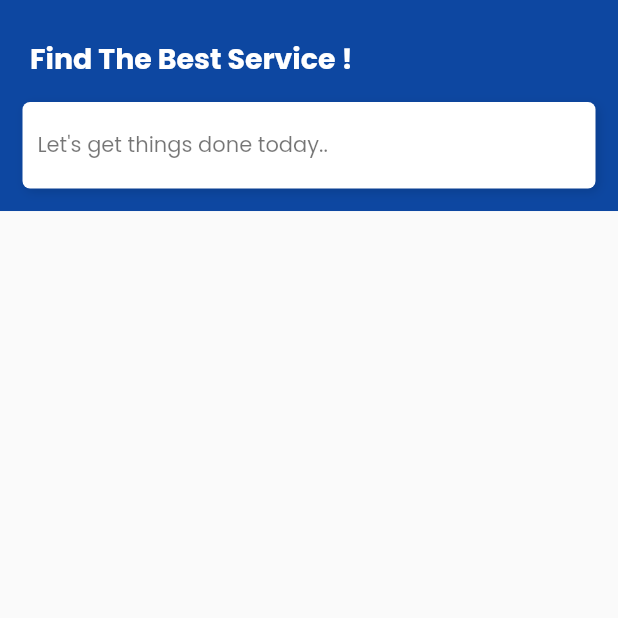
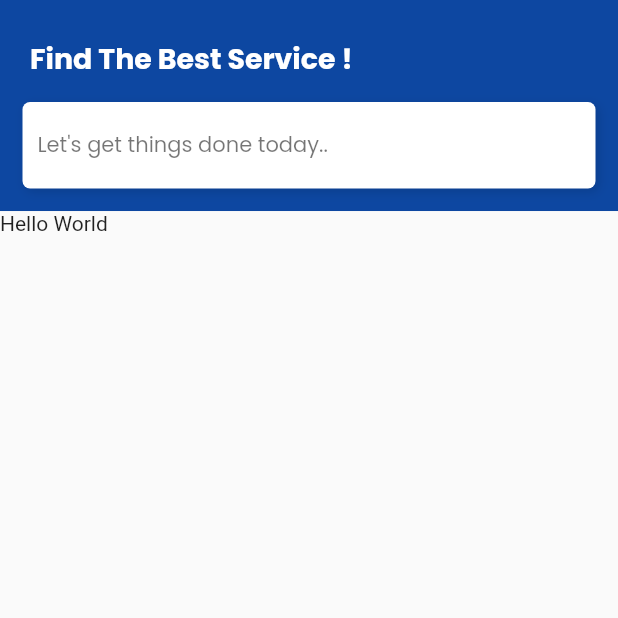
Before and after one commit to MahnoorWaheed/XtremesSkillsProject, a Flutter app: the DasboardUser screen opened directly, on a phone screen of 412 x 824 dp, the top half of it. Run offline on Flutter 3.47's test engine with Material 2 defaults, Android fonts, the phone set to English and light mode, and no system bars; our stand-ins replace cloud_firestore, convex_bottom_bar, country_code_picker, firebase_auth, firebase_core, flutter_svg and 7 more; missing offline and left inert: awesome_dropdown; accounts and stored records are empty.

Commit message:
some minor changes

```diff
--- a/lib/main.dart
+++ b/lib/main.dart
@@ -4,6 +4,7 @@ import 'package:get/get.dart';
 import 'package:shared_preferences/shared_preferences.dart';
 import 'package:xtremes_skills/modules/User%20Screens/dashboard.dart';
 import 'package:xtremes_skills/modules/User%20Screens/first_screen.dart';
+import 'package:xtremes_skills/modules/User%20Screens/location.dart';
 import 'package:xtremes_skills/modules/Worker%20Dashboard/skills.dart';
 import 'package:firebase_core/firebase_core.dart';
 
@@ -79,10 +80,10 @@ getUser();
       ),
 
 
-      home: skills(),
+      // home: skills(),
 
       // home: email== null ?  MyApp(): skills(),
-         home: DasboardUser(),
+         home: PickLocation(),
 
 
     );
--- a/lib/modules/User Screens/dashboard.dart
+++ b/lib/modules/User Screens/dashboard.dart
@@ -106,11 +106,11 @@ class _DasboardUserState extends State<DasboardUser> {
 
                           ),
                         ),
-
+             Text("Hello World"),
                         Container(
                           height: MediaQuery.of(context).size.height,
                           child: StreamBuilder<QuerySnapshot>(
-                             stream: FirebaseFirestore.instance.collection("worker_skills").snapshots(),
+                             stream: FirebaseFirestore.instance.collection("Skills").snapshots(),
 
                               builder: (context, snapshot) {
                                 if (!snapshot.hasData) {
@@ -194,7 +194,7 @@ class _DasboardUserState extends State<DasboardUser> {
                               },
                           ),
                         ),
-                         const Spacer(),
+                        //  const Spacer(),
                         ])
 
               ),
--- a/lib/modules/User Screens/location.dart
+++ b/lib/modules/User Screens/location.dart
@@ -114,10 +114,7 @@ class PickLocation extends StatelessWidget {
            color: Colors.blue.shade900,
            ),
            SizedBox(height: 30,),
-           MyGestures(
-             ontap: (){},
-             text: "Enter My Location",
-           )
+
          ],
        ),
      ),
--- a/lib/modules/Worker Dashboard/location.dart
+++ b/lib/modules/Worker Dashboard/location.dart
@@ -116,7 +116,9 @@ Future<Position> _determinePosition() async {
             SizedBox(height: 30,),
             Text("position: $Location"),
             Text("ADDRESS : $address" ),
-          ActionButton(ontap: () async{
+          ActionButton(
+            // text: "",
+            ontap: () async{
             Position position = await _determinePosition();
             Location = 'LAT: ${position.latitude}, long: ${position.longitude}';
             // GetAddressFromLatLong(position);
@@ -132,7 +134,7 @@ Future<Position> _determinePosition() async {
                                     //Location
                                     )));
 
-                                  builder: (context) => skills()));
+                                  // builder: (context) => skills()));
 
           }, text: 'Allow Location access',
           ),
```
